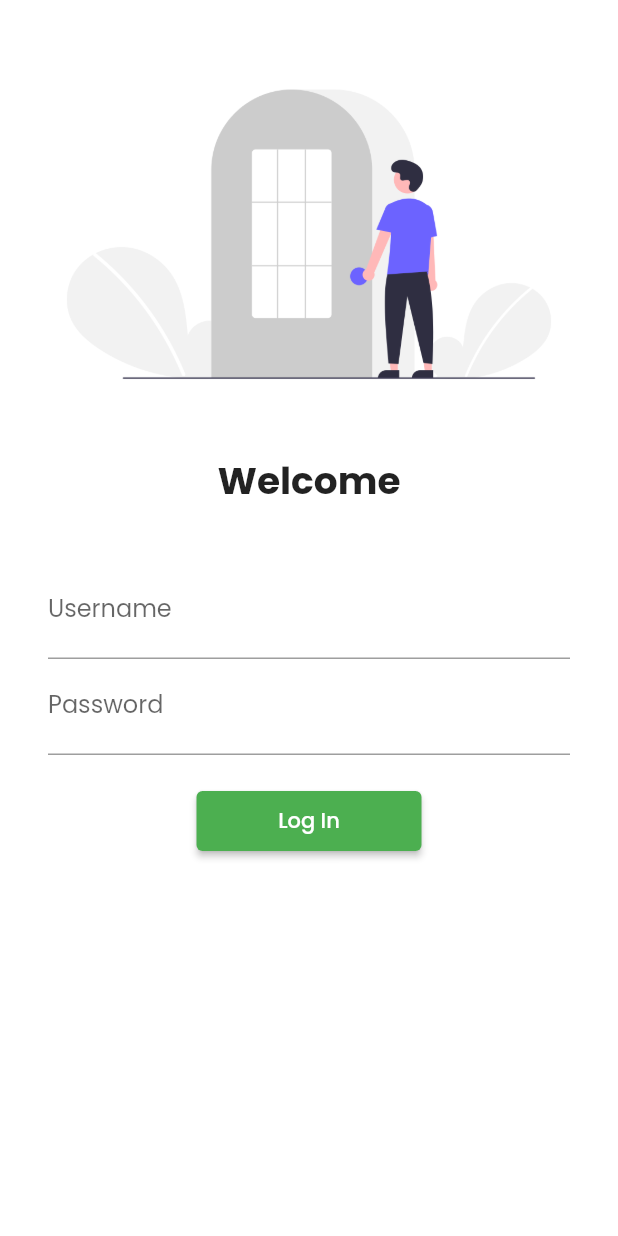
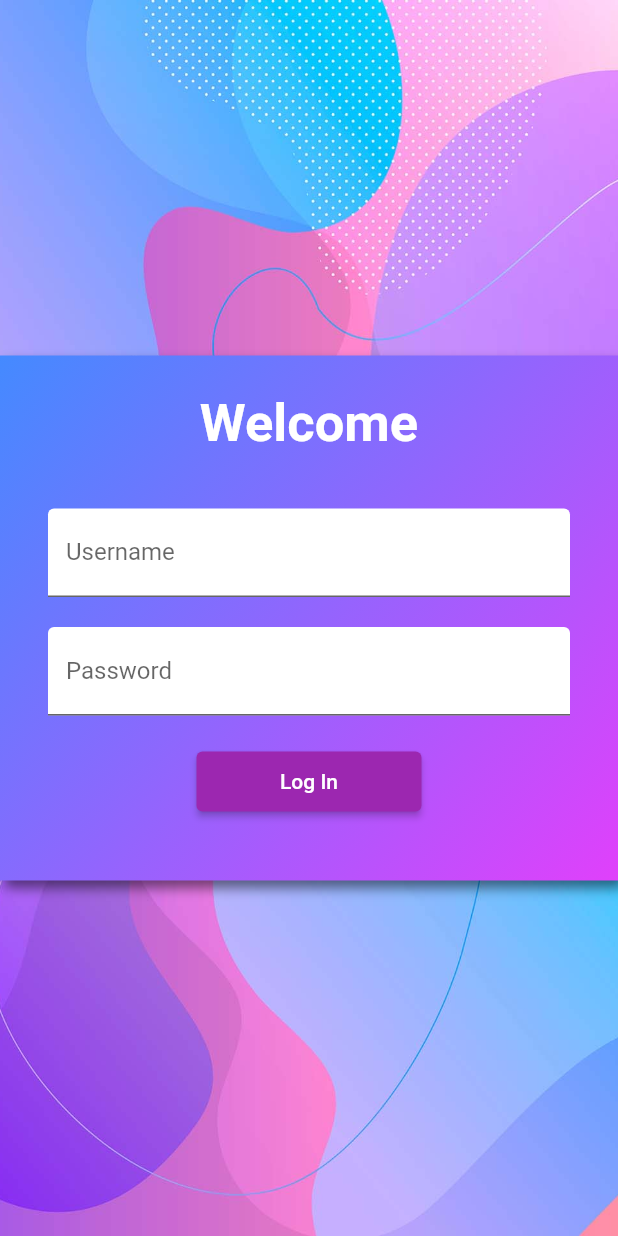
Before and after one commit to Limbuthitoo/MyFirstApp, a Flutter app: the screen it shows after launch, on a phone screen of 412 x 824 dp. Run offline on Flutter 3.47's test engine with Material 2 defaults, Android fonts, the light colour scheme and no system bars.

Commit message:
Login ui changed

```diff
--- a/lib/main.dart
+++ b/lib/main.dart
@@ -1,7 +1,7 @@
 import 'package:myapp_1/pages/HomePage.dart';
 import 'package:flutter/material.dart';
 import 'package:myapp_1/pages/loginPage.dart';
-import 'package:google_fonts/google_fonts.dart';
+
 import 'package:myapp_1/utilities/routes.dart';
 
 void main() {
@@ -12,11 +12,10 @@ class MyApp extends StatelessWidget {
   @override
   Widget build(BuildContext context) {
     return MaterialApp(
-      themeMode: ThemeMode.light,
+      themeMode: ThemeMode.dark,
       theme: ThemeData(
         primarySwatch: Colors.green,
-        fontFamily: GoogleFonts.poppins().fontFamily,
-      ),
+        ),
       darkTheme: ThemeData(
         primarySwatch: Colors.purple
         ),
--- a/lib/pages/HomePage.dart
+++ b/lib/pages/HomePage.dart
@@ -6,6 +6,7 @@ class HomePage extends StatelessWidget {
   @override
   Widget build(BuildContext context) {
     return Scaffold(
+      drawer: Drawer(),
       appBar: AppBar(
        title: Text("Catalog App"),
       ),
@@ -14,7 +15,6 @@ class HomePage extends StatelessWidget {
           child: Text("$name is doing $count App tutorials"),
         ),
       ),
-      drawer: Drawer(),
     );
   }
 }
--- a/lib/pages/loginPage.dart
+++ b/lib/pages/loginPage.dart
@@ -6,24 +6,43 @@ class LoginPage extends StatelessWidget {
   Widget build(BuildContext context) {
     return Material(
       color: Colors.white,
+      child: Container(
+        constraints: const BoxConstraints.expand(),
+        decoration: const BoxDecoration(
+          image: DecorationImage(image: AssetImage("assets/images/bg.jpg"),
+          fit: BoxFit.cover),
+        ),
+        child: Center(
           child: SingleChildScrollView(
+            child: Container(
+              decoration: BoxDecoration(
+                boxShadow: [BoxShadow(
+                  color: Colors.black.withOpacity(0.5),
+                  blurRadius: 6,
+                  offset: Offset(3, 5)
+                )],
+                gradient: LinearGradient(
+                  begin:Alignment.topLeft,
+                  end: Alignment.bottomRight,
+                  colors:[
+                    Colors.blueAccent,
+                    Colors.purpleAccent,
+                  ]
+                )
+              ),
+              height: 350,
+              width: 450,
               child: Column(
                 children: [
                   SizedBox(
-              height: 30.0,
-            ),
-            Image.asset(
-              "assets/images/login.png",
-              fit: BoxFit.cover,
-            ),
-            SizedBox(
-              height: 20.0,
+                    height: 25.0,
                   ),
                   Text(
                     "Welcome",
                     style: TextStyle(
-                fontSize: 25,
+                      fontSize: 35,
                       fontWeight: FontWeight.bold,
+                      color: Colors.white
                     ),
                   ),
                   SizedBox(
@@ -36,15 +55,22 @@ class LoginPage extends StatelessWidget {
                       children: [
                         TextFormField(
                           decoration: InputDecoration(
+                            fillColor: Colors.white,
                             hintText: "Enter Username",
                             labelText: "Username",
+                            filled: true,
                           ),
+                        ),
+                        SizedBox(
+                          height: 20.0,
                         ),
                         TextFormField(
                           obscureText: true,
                           decoration: InputDecoration(
+                            fillColor: Colors.white,
                             hintText: "Enter Password",
                             labelText: "Password",
+                            filled: true
                           ),
                         ),
                         SizedBox(
@@ -63,6 +89,9 @@ class LoginPage extends StatelessWidget {
                 ],
               ),
             ),
+          ),
+        ),
+      ),
     );
   }
 }
```
Also changed, not shown: assets/images/bg.jpg (added). Lines whose indentation alone changed are shown as unchanged.
